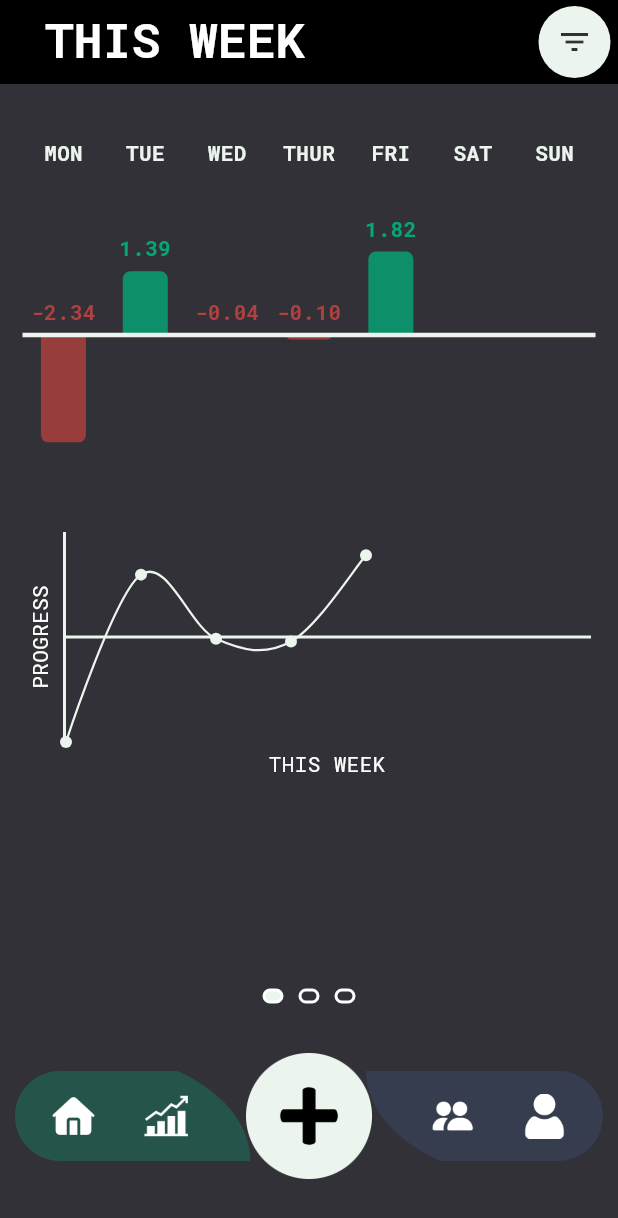
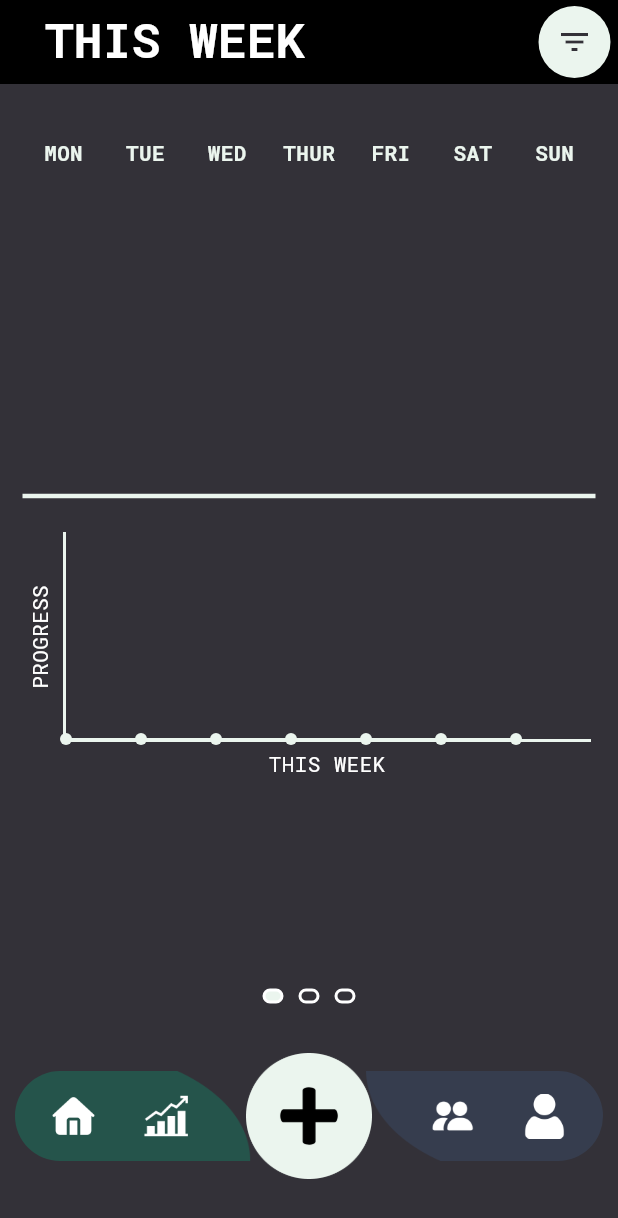
Before and after one commit to ItsThompson/neo_delta, a Flutter app: the StatsPage screen opened by its route, on a phone screen of 412 x 824 dp. Shown: the top 1218 px of the screen. Run offline on Flutter 3.47's test engine with Material 3 defaults, Android fonts, the phone set to English and light mode, and no system bars; drawn by our look-alikes of fl_chart; our stand-ins replace go_router, sqflite; missing offline and left inert: dart:ffi, dart:js_interop, format; accounts and stored records are empty.

Commit message:
feat(statPageViews): Connected Backend with Frontend

```diff
--- a/lib/models/stats.dart
+++ b/lib/models/stats.dart
@@ -1,7 +1,9 @@
+import 'dart:js_interop';
 import 'dart:math';
 import 'dart:collection';
 
 import 'package:flutter/material.dart';
+import 'package:neo_delta/database/database.dart';
 import 'package:neo_delta/database/database_landmark_delta.dart';
 import 'package:neo_delta/database/database_recurring_delta.dart';
 import 'package:neo_delta/models/delta_progress.dart';
@@ -199,9 +201,11 @@ class StatsData {
   }
 
   static Future<StatsData> generateAllTimeStatsData(List<int> recurringDeltaIds,
-      DateTime startDate, BuildContext context) async {
+      BuildContext context) async {
     // All Time Stats View
     List<(DateTime, double)> progress = []; // (Month, Weighted Delta)
+
+    DateTime startDate = await DatabaseService().getFirstDeltaEntryDate();
 
     DateTime currentIterationDate = startDate;
     DateTime now = DateTime.now();
--- a/lib/pages/pageviews/stats_week.dart
+++ b/lib/pages/pageviews/stats_week.dart
@@ -1,11 +1,22 @@
 import 'package:flutter/material.dart';
+import 'package:neo_delta/database/database_recurring_delta.dart';
+import 'package:neo_delta/main_theme.dart';
 import 'package:neo_delta/models/stats.dart';
 import 'package:neo_delta/widgets/stats/progress_weekly.dart';
 import 'package:neo_delta/widgets/stats/stats_graph.dart';
 
+Future<StatsData?> _generateStats(BuildContext context) async {
+  if (context.mounted) {
+    List<int> ids =
+        await DatabaseRecurringDeltaService().getAllRecurringDeltaIds(context);
+    if (context.mounted) {
+      return StatsData.generateWeekStatsData(ids, context);
+    }
+  }
+  return null;
+}
+
 // NOTE: Default: Weeks start on MON
-StatsData _statsData = StatsData.generateFakeData(5, 3, -3); // TODO: IMPOSTER!!!
-
 class StatsPageViewWeek extends StatefulWidget {
   const StatsPageViewWeek({super.key});
 
@@ -16,13 +27,33 @@ class StatsPageViewWeek extends StatefulWidget {
 class _StatsPageViewWeekState extends State<StatsPageViewWeek> {
   @override
   Widget build(BuildContext context) {
-    return SafeArea(
-        child: Column(
-      children: <Widget>[
-        WeeklyProgress(statsData: _statsData),
-        StatsGraph(graphPage: StatsPageView.week, statsData: _statsData, maxX: 7),
-      ],
-    ));
+    return FutureBuilder<StatsData?>(
+        future: _generateStats(context),
+        builder: (context, snapshot) {
+          if (snapshot.connectionState == ConnectionState.waiting) {
+            return Center(
+                child: CircularProgressIndicator(
+              color: mainTheme.colorScheme.primary,
+            ));
+          }
+
+          if (snapshot.data == null) {
+            return const Center(
+              child: Text("No Data"),
+            );
+          }
+
+          return SafeArea(
+              child: Column(
+            children: <Widget>[
+              WeeklyProgress(statsData: snapshot.data!),
+              StatsGraph(
+                  graphPage: StatsPageView.week,
+                  statsData: snapshot.data!,
+                  maxX: 7),
+            ],
+          ));
+        });
   }
 }
 
```
Also changed, not shown: lib/database/database.dart (+25 -0 lines), lib/database/database_recurring_delta.dart (+25 -0 lines), lib/pages/pageviews/stats_alltime.dart (+39 -8 lines), lib/pages/pageviews/stats_month.dart (+33 -3 lines).
